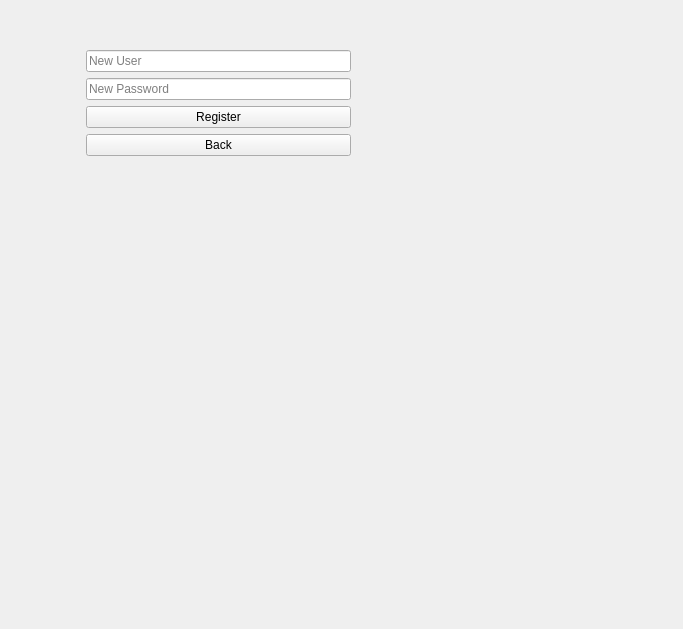
Old version of the form BabelClient/QtGraphics/mainwindow.ui in the repository Encorpluptit/CPP-VOIP_Client_Server.
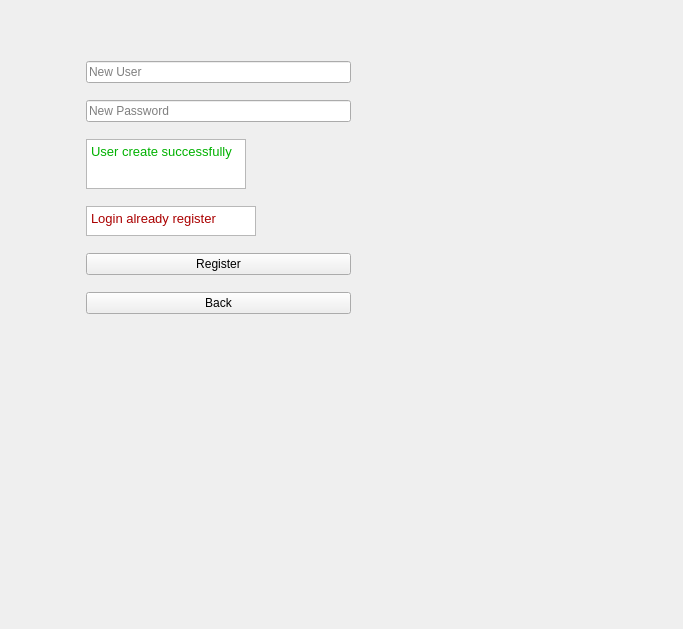
New version of the form. The open tabs and pages were chosen to show the change.

Commit message: [FIX] adding User already Taken       adding User sucessfully create

Patch:
```diff
--- a/BabelClient/QtGraphics/mainwindow.ui
+++ b/BabelClient/QtGraphics/mainwindow.ui
@@ -152,20 +152,54 @@
          </property>
         </widget>
        </item>
-       <item row="2" column="1">
+       <item row="4" column="1">
         <widget class="QPushButton" name="RegisterButton">
          <property name="text">
           <string>Register</string>
          </property>
         </widget>
        </item>
-       <item row="3" column="1">
+       <item row="5" column="1">
         <widget class="QPushButton" name="BackButtonRegister">
          <property name="text">
           <string>Back</string>
          </property>
         </widget>
        </item>
+       <item row="3" column="1">
+        <widget class="QTextEdit" name="AlreadyRegisterLine">
+         <property name="maximumSize">
+          <size>
+           <width>170</width>
+           <height>30</height>
+          </size>
+         </property>
+         <property name="html">
+          <string>&lt;!DOCTYPE HTML PUBLIC &quot;-//W3C//DTD HTML 4.0//EN&quot; &quot;http://www.w3.org/TR/REC-html40/strict.dtd&quot;&gt;
+&lt;html&gt;&lt;head&gt;&lt;meta name=&quot;qrichtext&quot; content=&quot;1&quot; /&gt;&lt;style type=&quot;text/css&quot;&gt;
+p, li { white-space: pre-wrap; }
+&lt;/style&gt;&lt;/head&gt;&lt;body style=&quot; font-family:'Sans'; font-size:10pt; font-weight:400; font-style:normal;&quot;&gt;
+&lt;p style=&quot; margin-top:0px; margin-bottom:0px; margin-left:0px; margin-right:0px; -qt-block-indent:0; text-indent:0px;&quot;&gt;&lt;span style=&quot; color:#aa0000;&quot;&gt;Login already register&lt;/span&gt;&lt;/p&gt;&lt;/body&gt;&lt;/html&gt;</string>
+         </property>
+        </widget>
+       </item>
+       <item row="2" column="1">
+        <widget class="QTextEdit" name="RegisterSuccesLine">
+         <property name="maximumSize">
+          <size>
+           <width>160</width>
+           <height>50</height>
+          </size>
+         </property>
+         <property name="html">
+          <string>&lt;!DOCTYPE HTML PUBLIC &quot;-//W3C//DTD HTML 4.0//EN&quot; &quot;http://www.w3.org/TR/REC-html40/strict.dtd&quot;&gt;
+&lt;html&gt;&lt;head&gt;&lt;meta name=&quot;qrichtext&quot; content=&quot;1&quot; /&gt;&lt;style type=&quot;text/css&quot;&gt;
+p, li { white-space: pre-wrap; }
+&lt;/style&gt;&lt;/head&gt;&lt;body style=&quot; font-family:'Sans'; font-size:10pt; font-weight:400; font-style:normal;&quot;&gt;
+&lt;p style=&quot; margin-top:0px; margin-bottom:0px; margin-left:0px; margin-right:0px; -qt-block-indent:0; text-indent:0px;&quot;&gt;&lt;span style=&quot; color:#00b100;&quot;&gt;User create successfully&lt;/span&gt;&lt;/p&gt;&lt;/body&gt;&lt;/html&gt;</string>
+         </property>
+        </widget>
+       </item>
       </layout>
      </widget>
     </widget>
```
The commit also changes 1 other file.
